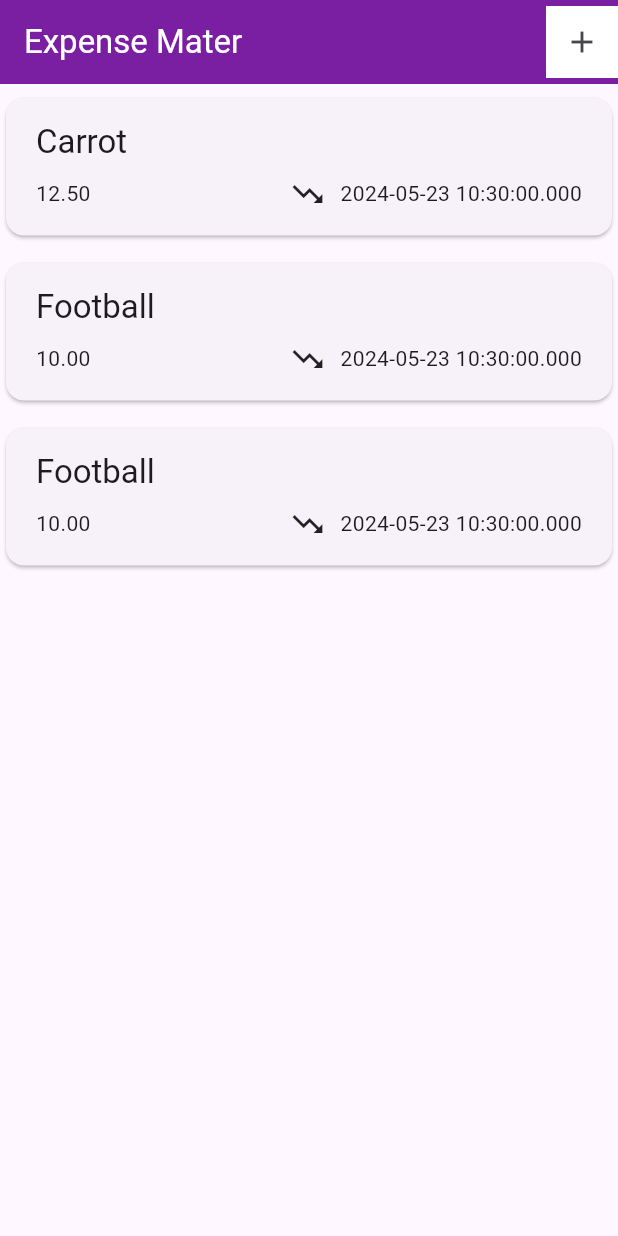
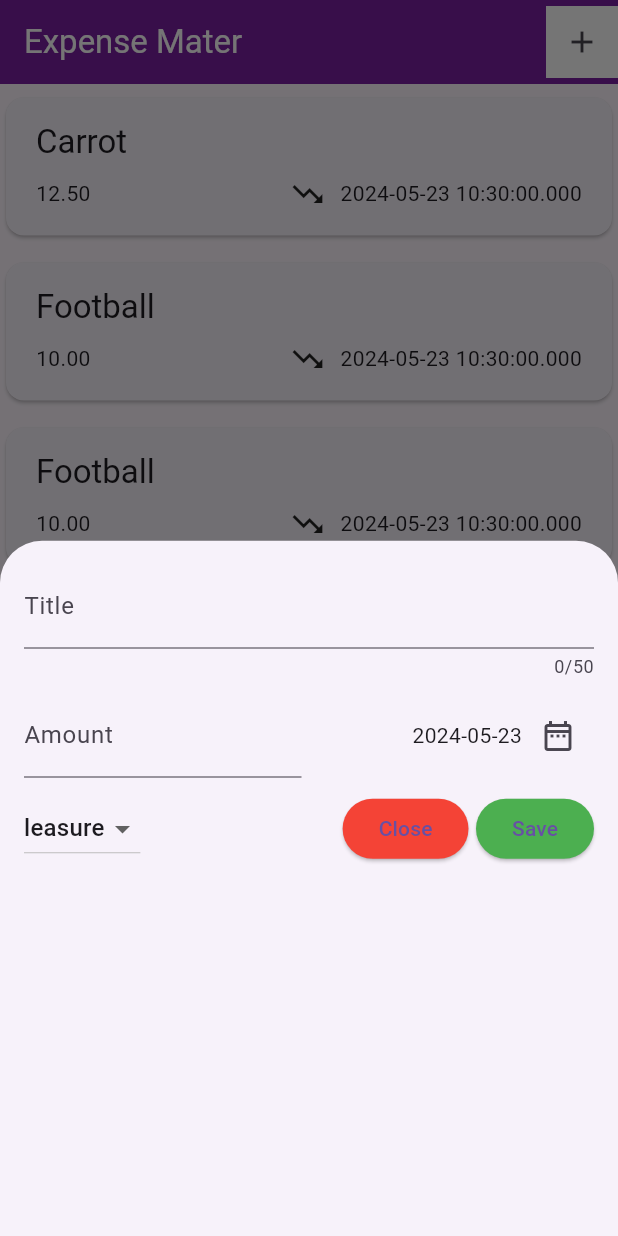
Before and after one commit to jayawardhanadskp/expense_manager, a Flutter app: the screen it shows after launch, after a tap on the "add" icon, on a phone screen of 412 x 824 dp. Run offline on Flutter 3.47's test engine with Material 3 defaults, Android fonts, the phone set to English and light mode, and no system bars.

```diff
--- a/lib/pages/expences_page.dart
+++ b/lib/pages/expences_page.dart
@@ -2,6 +2,7 @@ import 'package:expence_manager/widegets/expenses_list.dart';
 import 'package:flutter/material.dart';
 
 import '../model/expence.dart';
+import '../widegets/add_new_expense.dart';
 
 class Expences extends StatefulWidget {
   const Expences({super.key});
@@ -33,7 +34,21 @@ class _ExpencesState extends State<Expences> {
     ),
   ];
 
+  // add new expence
+  void onAddNewExpence (ExpenceModel expence) {
+    setState(() {
+      _expensesList.add(expence);
+    });
+  }
+
   // funtion to open a model overlay
+  void _openAddExpencesOverlay() {
+    showModalBottomSheet(
+        context: context,
+        builder: (context) {
+          return AddNewExpenses(onAddExpence: onAddNewExpence,);
+        });
+  }
 
   @override
   Widget build(BuildContext context) {
@@ -48,7 +63,11 @@ class _ExpencesState extends State<Expences> {
         actions: [
           Container(
             color: Colors.white,
-            child: IconButton(onPressed: () {}, icon: const Icon(Icons.add)),
+            child: IconButton(
+                onPressed:
+                  _openAddExpencesOverlay,
+
+                icon: const Icon(Icons.add)),
           )
         ],
       ),
```
